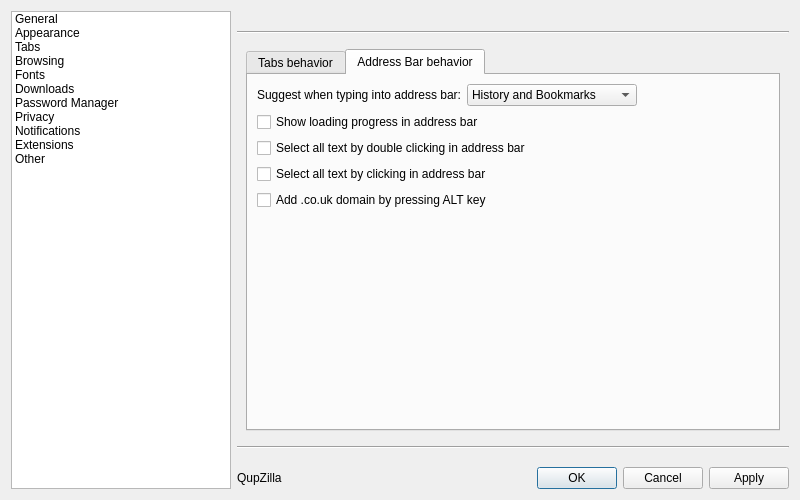
The window that src/lib/preferences/preferences.ui (QupZilla/qupzilla) describes before a commit, drawn with Qt 5.
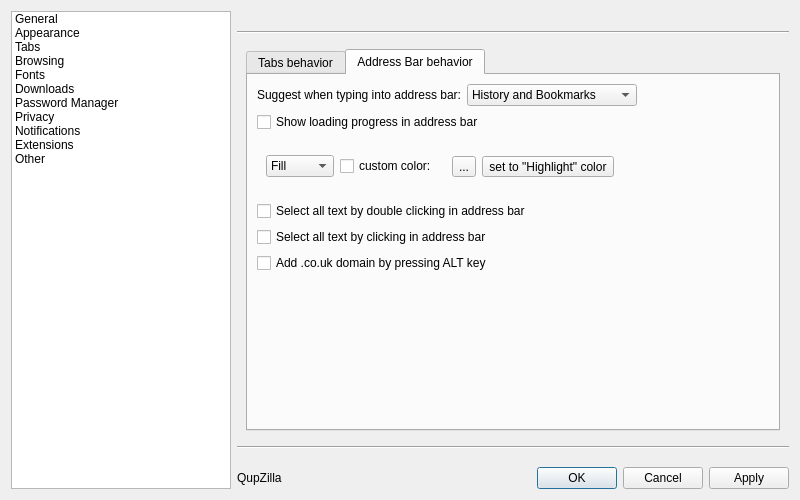
The same window after the commit. The open tabs and pages were chosen to show the change.

Commit message: Add options to select color+style for progresss locationbar.

```diff
--- a/src/lib/preferences/preferences.ui
+++ b/src/lib/preferences/preferences.ui
@@ -793,6 +793,80 @@
              </property>
             </widget>
            </item>
+           <item>
+            <widget class="QWidget" name="adressProgressSettings" native="true">
+             <layout class="QHBoxLayout" name="horizontalLayout_18">
+              <item>
+               <widget class="QComboBox" name="progressStyleSelector">
+                <item>
+                 <property name="text">
+                  <string>Fill</string>
+                 </property>
+                </item>
+                <item>
+                 <property name="text">
+                  <string>Bottom</string>
+                 </property>
+                </item>
+                <item>
+                 <property name="text">
+                  <string>Top</string>
+                 </property>
+                </item>
+               </widget>
+              </item>
+              <item>
+               <widget class="QCheckBox" name="checkBoxCustomProgressColor">
+                <property name="toolTip">
+                 <string>If unchecked the bar will adapt to the background color.</string>
+                </property>
+                <property name="text">
+                 <string>custom color:</string>
+                </property>
+               </widget>
+              </item>
+              <item>
+               <widget class="QWidget" name="progressBarColorSelector" native="true">
+                <layout class="QHBoxLayout" name="horizontalLayout_19">
+                 <item>
+                  <widget class="QToolButton" name="customColorToolButton">
+                   <property name="toolTip">
+                    <string>Select color</string>
+                   </property>
+                   <property name="text">
+                    <string>...</string>
+                   </property>
+                  </widget>
+                 </item>
+                 <item>
+                  <widget class="QToolButton" name="setProgressBarColorToHighlightButton">
+                   <property name="toolTip">
+                    <string>Many styles use Highlight color for the progressbar.</string>
+                   </property>
+                   <property name="text">
+                    <string>set to &quot;Highlight&quot; color</string>
+                   </property>
+                  </widget>
+                 </item>
+                </layout>
+               </widget>
+              </item>
+              <item>
+               <spacer name="horizontalSpacer_9">
+                <property name="orientation">
+                 <enum>Qt::Horizontal</enum>
+                </property>
+                <property name="sizeHint" stdset="0">
+                 <size>
+                  <width>40</width>
+                  <height>20</height>
+                 </size>
+                </property>
+               </spacer>
+              </item>
+             </layout>
+            </widget>
+           </item>
            <item>
             <widget class="QCheckBox" name="selectAllOnFocus">
              <property name="text">
```
Left out of the diff: 35 changed lines with no effect on the pictures. The commit also changes 4 other files.
